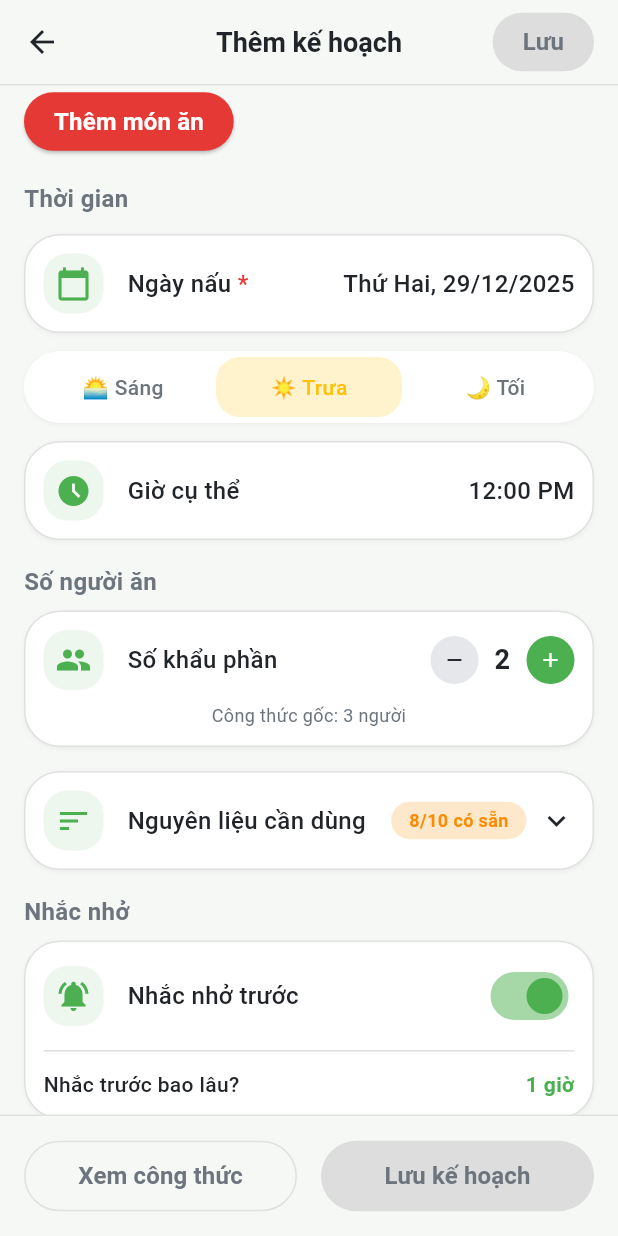
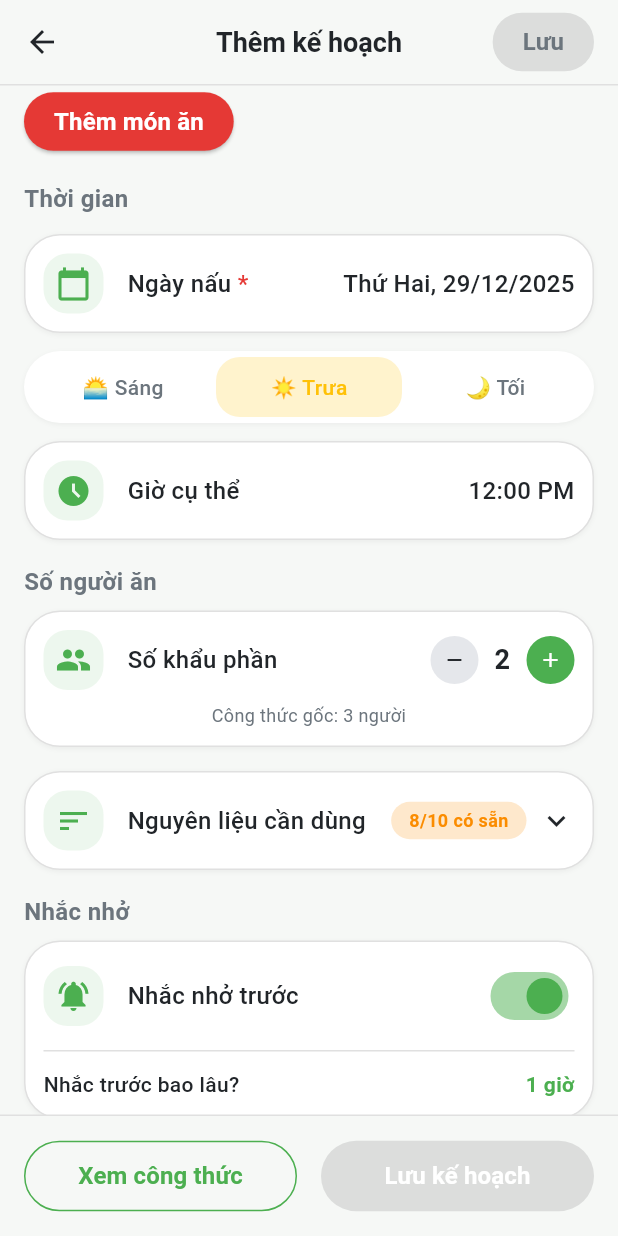
Before and after one commit to DungLV1324/BepTroLy, a Flutter app: the AddMealPlanScreenContent screen opened directly, on a phone screen of 412 x 824 dp. Run offline on Flutter 3.47's test engine with Material 3 defaults, Android fonts, the light colour scheme and no system bars; our stand-ins replace cloud_firestore, firebase_auth, firebase_core, flutter_dotenv, flutter_local_notifications, flutter_timezone and 3 more; accounts and stored records are empty.

Commit message:
update: planner

```diff
--- a/lib/app_routes.dart
+++ b/lib/app_routes.dart
@@ -10,10 +10,8 @@ import 'features/auth/views/login_screen.dart';
 import 'features/auth/views/register_screen.dart';
 import 'features/goi_y_mon_an/views/recipe_feed_screen.dart';
 import 'features/home/views/home_screen.dart';
-import 'features/ke_hoach/views/shopping_list_screen.dart';
 import 'features/kho_nguyen_lieu/views/pantry_screen.dart';
-import 'features/setting/views/edit_profile_screen.dart';
-import 'features/setting/views/setting_screen.dart';
+
 
 final _rootNavigatorKey = GlobalKey<NavigatorState>();
 final _shellNavigatorHomeKey = GlobalKey<NavigatorState>(debugLabel: 'shellHome');
@@ -106,7 +104,14 @@ final appRouter = GoRouter(
           routes: [
             GoRoute(
               path: '/planner',
-              builder: (context, state) => const MealPlannerScreen(),
+              builder: (context, state) => const WeeklyMealPlannerScreen(),
+              routes: [
+                // Route con cho màn hình thêm kế hoạch
+                GoRoute(
+                  path: 'add', // Đường dẫn sẽ là /planner/add
+                  builder: (context, state) => const MealPlannerScreen(),
+                ),
+              ],
             ),
           ],
         ),
--- a/lib/features/ke_hoach/models/meal_plan_model.dart
+++ b/lib/features/ke_hoach/models/meal_plan_model.dart
@@ -1,32 +1,40 @@
-// lib/ke_hoach/models/meal_plan_model.dart
 import 'package:flutter/material.dart';
-import 'package:uuid/uuid.dart';
-// Đã sửa: Điều chỉnh đường dẫn Import cho phù hợp với cấu trúc
 import '../../../core/constants/app_enums.dart';
 
+// Đã sửa: Thêm thuộc tính kcal
 class Meal {
   final String id;
   final String name;
   final String imageUrl;
   final int preparationTimeMinutes;
+  final int kcal; // Calo của món ăn
 
   const Meal({
     required this.id,
     required this.name,
     required this.imageUrl,
     required this.preparationTimeMinutes,
+    this.kcal = 0, // Giá trị mặc định
   });
+}
+
+// Đã thêm: Lớp đại diện cho kế hoạch của một ngày
+class DailyPlan {
+  final DateTime date;
+  final List<MealPlanModel> meals;
+
+  DailyPlan({required this.date, required this.meals});
+
+  // Hàm tính tổng calo trong ngày
+  int get totalKcal {
+    return meals.fold(0, (sum, plan) => sum + (plan.selectedMeal?.kcal ?? 0));
+  }
 }
 
 class MealPlanModel {
   final String id;
   final DateTime date;
   final MealType mealType;
-  final String recipeId;
-  final String recipeName;
-  final String recipeImageUrl;
-  final bool isCooked;
-
   final Meal? selectedMeal;
   final int servings;
   final TimeOfDay specificTime;
@@ -37,26 +45,17 @@ class MealPlanModel {
     String? id,
     required this.date,
     required this.mealType,
-    required this.recipeId,
-    required this.recipeName,
-    required this.recipeImageUrl,
-    this.isCooked = false,
     this.selectedMeal,
     this.servings = 2,
     this.specificTime = const TimeOfDay(hour: 12, minute: 0),
     this.notes = '',
-    // T2, T3, T4, T5, T6, T7, CN
     this.repeatDays = const {'T2': false, 'T3': false, 'T4': false, 'T5': false, 'T6': false, 'T7': false, 'CN': false},
-  }) : id = id ?? const Uuid().v4();
+  }) : id = id ?? DateTime.now().millisecondsSinceEpoch.toString();
 
   MealPlanModel copyWith({
     String? id,
     DateTime? date,
     MealType? mealType,
-    String? recipeId,
-    String? recipeName,
-    String? recipeImageUrl,
-    bool? isCooked,
     Meal? selectedMeal,
     int? servings,
     TimeOfDay? specificTime,
@@ -67,10 +66,6 @@ class MealPlanModel {
       id: id ?? this.id,
       date: date ?? this.date,
       mealType: mealType ?? this.mealType,
-      recipeId: recipeId ?? this.recipeId,
-      recipeName: recipeName ?? this.recipeName,
-      recipeImageUrl: recipeImageUrl ?? this.recipeImageUrl,
-      isCooked: isCooked ?? this.isCooked,
       selectedMeal: selectedMeal ?? this.selectedMeal,
       servings: servings ?? this.servings,
       specificTime: specificTime ?? this.specificTime,
--- a/lib/features/ke_hoach/viewmodels/meal_planner_view_model.dart
+++ b/lib/features/ke_hoach/viewmodels/meal_planner_view_model.dart
@@ -1,7 +1,5 @@
 // lib/ke_hoach/viewmodels/meal_planner_view_model.dart
 import 'package:flutter/material.dart';
-import 'package:uuid/uuid.dart';
-// Đã sửa: Import thống nhất từ vị trí thư mục gốc (core)
 import '../../../core/constants/app_enums.dart';
 import '../models/meal_plan_model.dart';
 
@@ -32,14 +30,10 @@ class MealPlannerViewModel with ChangeNotifier {
 
   MealPlannerViewModel({MealPlanModel? initialPlan})
       : _plan = initialPlan ??
-      MealPlanModel(
-        date: DateTime.now(),
-        mealType: MealType.lunch,
-        recipeId: '',
-        recipeName: 'Chưa chọn món',
-        recipeImageUrl: '',
-        id: const Uuid().v4(),
-      );
+            MealPlanModel(
+              date: DateTime.now(),
+              mealType: MealType.lunch,
+            );
 
   MealPlanModel get plan => _plan;
   int get originalServings => _originalServings;
@@ -47,9 +41,6 @@ class MealPlannerViewModel with ChangeNotifier {
   void selectMeal(Meal meal) {
     _plan = _plan.copyWith(
       selectedMeal: meal,
-      recipeId: meal.id,
-      recipeName: meal.name,
-      recipeImageUrl: meal.imageUrl,
     );
     notifyListeners();
   }
@@ -57,9 +48,6 @@ class MealPlannerViewModel with ChangeNotifier {
   void removeMeal() {
     _plan = _plan.copyWith(
       selectedMeal: null,
-      recipeId: '',
-      recipeName: 'Chưa chọn món',
-      recipeImageUrl: '',
     );
     notifyListeners();
   }
@@ -109,25 +97,30 @@ class MealPlannerViewModel with ChangeNotifier {
     notifyListeners();
   }
 
-  void saveMealPlan() {
+  // Đã sửa: Chuyển sang Future<bool> để báo hiệu thành công
+  Future<bool> saveMealPlan() async {
     if (_plan.selectedMeal == null) {
       print('Lỗi: Cần chọn món ăn trước khi lưu.');
-      return;
+      return false; // Lưu thất bại
     }
 
     print('--- KẾ HOẠCH ĐÃ LƯU ---');
     print('ID: ${_plan.id}');
     print('Món: ${_plan.selectedMeal?.name ?? 'Không có món'}');
-    print('Ngày: ${_formatDate(_plan.date)}'); // Dùng hàm định dạng thủ công
+    print('Ngày: ${_formatDate(_plan.date)}');
     print('Buổi: ${_plan.mealType.toString().split('.').last}');
     print('Giờ: ${_plan.specificTime.hour.toString().padLeft(2, '0')}:${_plan.specificTime.minute.toString().padLeft(2, '0')}');
     print('Khẩu phần: ${_plan.servings}');
     print('Ghi chú: ${_plan.notes}');
     print('Lặp lại: ${_plan.repeatDays.entries.where((e) => e.value).map((e) => e.key).join(', ')}');
     print('-----------------------');
+
+    // Ở đây bạn có thể gọi API/Service để lưu trữ.
+    // Sau khi lưu thành công, trả về true.
+    await Future.delayed(const Duration(milliseconds: 500)); // Giả lập độ trễ mạng
+    return true; // Giả định lưu thành công
   }
 
-  // Hàm định dạng ngày tháng thủ công (cần cho việc in console/lưu trữ)
   String _formatDate(DateTime date) {
     final day = date.day.toString().padLeft(2, '0');
     final month = date.month.toString().padLeft(2, '0');
--- a/lib/features/ke_hoach/views/meal_planner_screen.dart
+++ b/lib/features/ke_hoach/views/meal_planner_screen.dart
@@ -1,6 +1,7 @@
 import 'package:flutter/material.dart';
 import 'package:provider/provider.dart';
 import '../viewmodels/meal_planner_view_model.dart';import '../../../../core/constants/app_enums.dart';
+import 'package:go_router/go_router.dart';
 
 class AppColors {
   static const Color primaryGreen = Color(0xFF4CAF50);
@@ -54,6 +55,20 @@ class AddMealPlanScreenContent extends StatelessWidget {
     return '$dayOfWeek, $day/$month/$year';
   }
 
+  Future<void> _handleSave(BuildContext context, MealPlannerViewModel viewModel) async {
+    final success = await viewModel.saveMealPlan();
+    // Kiểm tra context còn tồn tại trước khi sử dụng
+    if (success && context.mounted) {
+      ScaffoldMessenger.of(context).showSnackBar(
+        const SnackBar(
+          content: Text('Lưu kế hoạch thành công!'),
+          backgroundColor: AppColors.primaryGreen,
+        ),
+      );
+      GoRouter.of(context).pop();
+    }
+  }
+
   @override
   Widget build(BuildContext context) {
     return Consumer<MealPlannerViewModel>(
@@ -87,7 +102,7 @@ class AddMealPlanScreenContent extends StatelessWidget {
               _buildNoteSection(viewModel),
               const SizedBox(height: 16),
               _buildRepeatSection(context, viewModel),
-              const SizedBox(height: 100),
+              const SizedBox(height: 120),
             ],
           ),
           bottomNavigationBar: _buildBottomActions(context, viewModel, isMealSelected),
@@ -101,14 +116,14 @@ class AddMealPlanScreenContent extends StatelessWidget {
     return AppBar(
       backgroundColor: AppColors.background,
       elevation: 0,
-      leading: IconButton(icon: const Icon(Icons.arrow_back, color: AppColors.darkText), onPressed: () => Navigator.pop(context)),
+      leading: IconButton(icon: const Icon(Icons.arrow_back, color: AppColors.darkText), onPressed: () => GoRouter.of(context).pop()),
       centerTitle: true,
       title: const Text('Thêm kế hoạch', style: TextStyle(color: AppColors.darkText, fontSize: 18, fontWeight: FontWeight.w700)),
       actions: [
         Padding(
           padding: const EdgeInsets.only(right: 16.0),
           child: ElevatedButton(
-            onPressed: isMealSelected ? () => viewModel.saveMealPlan() : null,
+            onPressed: isMealSelected ? () => _handleSave(context, viewModel) : null,
             style: ElevatedButton.styleFrom(
               backgroundColor: isMealSelected ? AppColors.primaryGreen : AppColors.greyBackground,
               padding: const EdgeInsets.symmetric(horizontal: 20, vertical: 8),
@@ -123,7 +138,47 @@ class AddMealPlanScreenContent extends StatelessWidget {
     );
   }
 
-  // MARK: - Món ăn
+  // MARK: - Bottom Actions
+  Widget _buildBottomActions(BuildContext context, MealPlannerViewModel viewModel, bool isMealSelected) {
+    return Container(
+      padding: const EdgeInsets.all(16).copyWith(bottom: MediaQuery.of(context).padding.bottom + 16),
+      decoration: const BoxDecoration(
+        color: AppColors.background,
+        border: Border(top: BorderSide(width: 1, color: AppColors.greyDivider)),
+      ),
+      child: Row(
+        children: [
+          Expanded(
+            child: OutlinedButton(
+              onPressed: () {},
+              style: OutlinedButton.styleFrom(
+                padding: const EdgeInsets.symmetric(vertical: 12),
+                shape: RoundedRectangleBorder(borderRadius: BorderRadius.circular(9999)),
+                side: const BorderSide(color: AppColors.primaryGreen, width: 1),
+              ),
+              child: const Text('Xem công thức', style: TextStyle(color: AppColors.primaryGreen, fontSize: 16, fontWeight: FontWeight.w700)),
+            ),
+          ),
+          const SizedBox(width: 16),
+          Expanded(
+            child: ElevatedButton(
+              // Đã sửa: Gọi _handleSave
+              onPressed: isMealSelected ? () => _handleSave(context, viewModel) : null,
+              style: ElevatedButton.styleFrom(
+                backgroundColor: AppColors.primaryGreen,
+                padding: const EdgeInsets.symmetric(vertical: 12),
+                shape: RoundedRectangleBorder(borderRadius: BorderRadius.circular(9999)),
+                elevation: 4,
+                shadowColor: AppColors.primaryGreen.withOpacity(0.3),
+              ),
+              child: const Text('Lưu kế hoạch', style: TextStyle(color: AppColors.white, fontSize: 16, fontWeight: FontWeight.w700)),
+            ),
+          ),
+        ],
+      ),
+    );
+  }
+
   Widget _buildMealLabel() {
     return const Text.rich(
       TextSpan(children: [TextSpan(text: 'Món ăn ', style: TextStyle(color: AppColors.greyText, fontSize: 16, fontWeight: FontWeight.w600)), TextSpan(text: '* ', style: TextStyle(color: AppColors.primaryRed, fontSize: 16, fontWeight: FontWeight.w600))]),
@@ -155,7 +210,7 @@ class AddMealPlanScreenContent extends StatelessWidget {
       decoration: _buildBoxDecoration(),
       child: Row(
         children: [
-          ClipRRect(borderRadius: BorderRadius.circular(16), child: Image.network(meal.imageUrl, width: 80, height: 80, fit: BoxFit.cover)),
+          ClipRRect(borderRadius: BorderRadius.circular(16), child: Image.asset(meal.imageUrl, width: 80, height: 80, fit: BoxFit.cover)), // Sửa thành Image.asset
           const SizedBox(width: 16),
           Expanded(
             child: Column(
@@ -221,8 +276,7 @@ class AddMealPlanScreenContent extends StatelessWidget {
   Widget _buildDateRow(BuildContext context, MealPlannerViewModel viewModel) {
     return _buildPlanDetailRow(
       icon: Icons.calendar_today,
-      title: const Text.rich(TextSpan(children: [TextSpan(text: 'Ngày nấu ', style: TextStyle(color: AppColors.darkText, fontSize: 16, fontWeight: FontWeight.w500)), TextSpan(text: '*', style: TextStyle(color: AppColors.primaryRed, fontSize: 16, fontWeight: FontWeight.w500))])),
-      // Đã sửa: Sử dụng hàm định dạng thủ công
+      title: const Text.rich(TextSpan(children: [TextSpan(text: 'Ngày nấu ', style: TextStyle(color: AppColors.darkText, fontSize: 16, fontWeight: FontWeight.w500)), TextSpan(text: '* ', style: TextStyle(color: AppColors.primaryRed, fontSize: 16, fontWeight: FontWeight.w500))])),
       value: Text(_formatDate(viewModel.plan.date), style: const TextStyle(color: AppColors.darkText, fontSize: 16, fontWeight: FontWeight.w500)),
       onTap: () async {
         final DateTime? picked = await showDatePicker(
@@ -474,45 +528,6 @@ class AddMealPlanScreenContent extends StatelessWidget {
     );
   }
 
-
-  Widget _buildBottomActions(BuildContext context, MealPlannerViewModel viewModel, bool isMealSelected) {
-    return Container(
-      padding: const EdgeInsets.all(16),
-      decoration: BoxDecoration(color: AppColors.background, border: Border(top: BorderSide(width: 1, color: AppColors.greyDivider))),
-      child: Row(
-        children: [
-          Expanded(
-            child: OutlinedButton(
-              onPressed: isMealSelected ? () {} : null,
-              style: OutlinedButton.styleFrom(
-                padding: const EdgeInsets.symmetric(horizontal: 16, vertical: 12),
-                shape: RoundedRectangleBorder(borderRadius: BorderRadius.circular(9999)),
-                side: BorderSide(color: isMealSelected ? AppColors.primaryGreen : AppColors.greyDivider, width: 1),
-              ),
-              child: Text('Xem công thức', style: TextStyle(color: isMealSelected ? AppColors.primaryGreen : AppColors.greyText, fontSize: 16, fontWeight: FontWeight.w700)),
-            ),
-          ),
-          const SizedBox(width: 16),
-          Expanded(
-            child: ElevatedButton(
-              onPressed: isMealSelected ? () => viewModel.saveMealPlan() : null,
-              style: ElevatedButton.styleFrom(
-                backgroundColor: isMealSelected ? AppColors.primaryGreen : AppColors.greyBackground,
-                padding: const EdgeInsets.symmetric(horizontal: 16, vertical: 12),
-                shape: RoundedRectangleBorder(borderRadius: BorderRadius.circular(9999)),
-                elevation: isMealSelected ? 4 : 0,
-                shadowColor: AppColors.primaryGreen.withOpacity(0.3),
-              ),
-              child: Text('Lưu kế hoạch', style: TextStyle(color: isMealSelected ? AppColors.white : AppColors.greyText, fontSize: 16, fontWeight: FontWeight.w700)),
-            ),
-          ),
-        ],
-      ),
-    );
-  }
-
-  // MARK: - Dialogs
-
   void _showMealSelectionDialog(BuildContext context, MealPlannerViewModel viewModel) {
     showModalBottomSheet(
       context: context,
@@ -532,7 +547,7 @@ class AddMealPlanScreenContent extends StatelessWidget {
                   itemBuilder: (context, index) {
                     final meal = viewModel.availableMeals[index];
                     return ListTile(
-                      leading: ClipRRect(borderRadius: BorderRadius.circular(8), child: Image.network(meal.imageUrl, width: 50, height: 50, fit: BoxFit.cover)),
+                      leading: ClipRRect(borderRadius: BorderRadius.circular(8), child: Image.asset(meal.imageUrl, width: 50, height: 50, fit: BoxFit.cover)), // Sửa thành Image.asset
                       title: Text(meal.name),
                       subtitle: Text('${meal.preparationTimeMinutes} phút'),
                       onTap: () {
@@ -563,7 +578,7 @@ class AddMealPlanScreenContent extends StatelessWidget {
                 children: viewModel.plan.repeatDays.keys.map((day) {
                   return CheckboxListTile(
                     title: Text(day),
-                    value: viewModel.plan.repeatDays[day],
+                    value: viewModel.plan.repeatDays[day] ?? false,
                     onChanged: (bool? newValue) {
                       if (newValue != null) {
                         viewModel.toggleRepeatDay(day);
```
Also changed, not shown: lib/features/ke_hoach/viewmodels/meal_planner_add_viewmodel.dart (added, +54 -0 lines), lib/features/ke_hoach/views/meal_planner_add.dart (added, +172 -0 lines).
